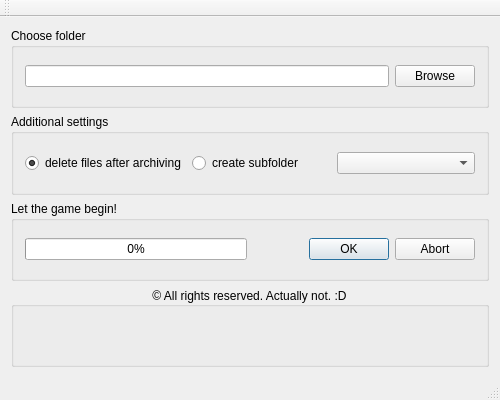
Qt form mainwindow.ui (sviatoslav-vilkovych/ZipZip) before a commit.
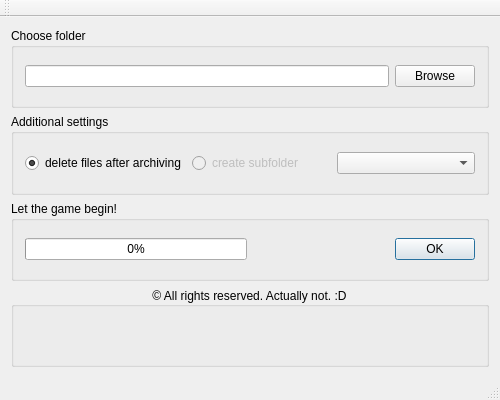
The same form after that commit.

The edit to the form file:
```diff
--- a/mainwindow.ui
+++ b/mainwindow.ui
@@ -58,6 +58,9 @@
        </item>
        <item>
         <widget class="QRadioButton" name="crSubfolder_radioButton">
+         <property name="enabled">
+          <bool>false</bool>
+         </property>
          <property name="text">
           <string>create subfolder</string>
          </property>
@@ -92,7 +95,7 @@
        <item>
         <widget class="QDialogButtonBox" name="process_buttonBox">
          <property name="standardButtons">
-          <set>QDialogButtonBox::Abort|QDialogButtonBox::Ok</set>
+          <set>QDialogButtonBox::Ok</set>
          </property>
         </widget>
        </item>
```
